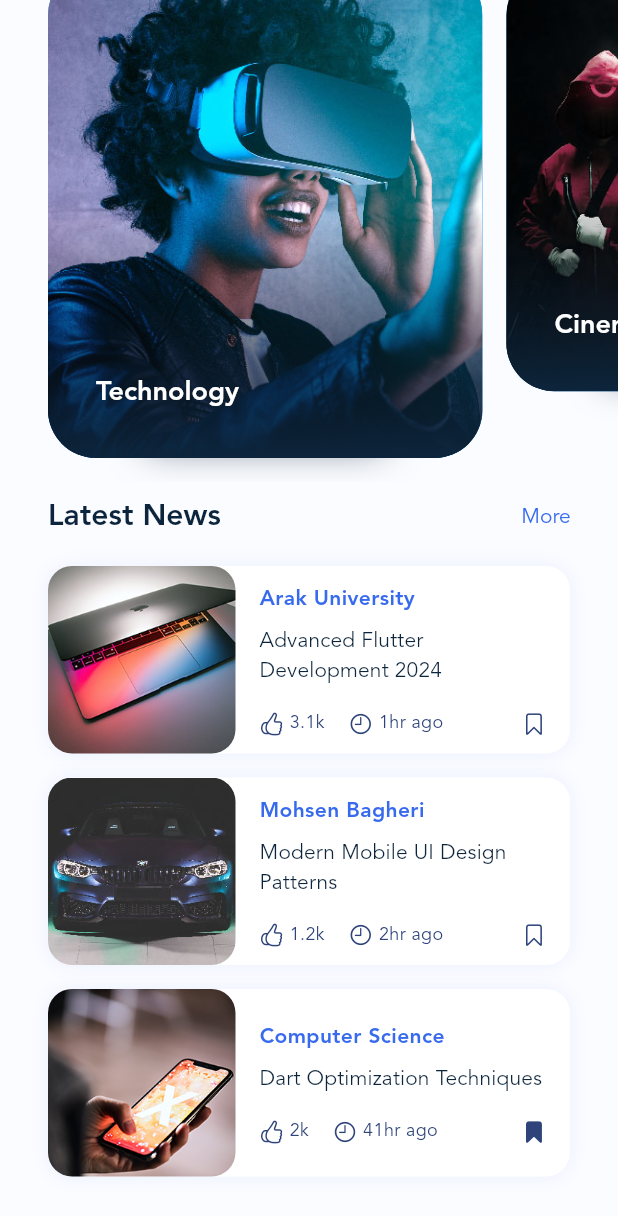
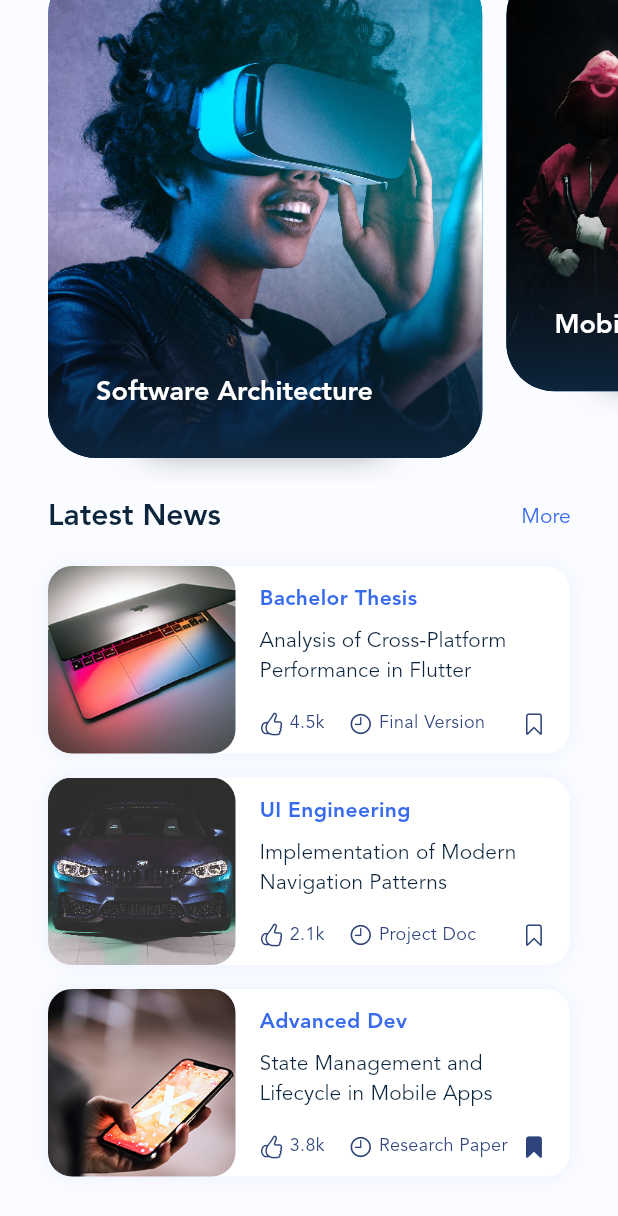
Before and after one commit to TheRootDirectory025/blogclub, a Flutter app: the HomeScreen screen opened directly, scrolled down 251 dp, on a phone screen of 412 x 824 dp. Shown: the top 1216 px of the screen. Run offline on Flutter 3.47's test engine with Material 3 defaults, Android fonts, the phone set to English and light mode, and no system bars; our stand-ins replace dotted_border, flutter_svg, smooth_page_indicator.

Commit message:
customized version

```diff
--- a/lib/data.dart
+++ b/lib/data.dart
@@ -46,71 +46,51 @@ class AppDatabase {
     return [
       StoryData(
           id: 1001,
-          name: 'Mohsen Rahmani',
-          imageFileName: 'story_9.jpg',
+          name: 'Prof. Rahmani',
+          imageFileName: 'story_10.jpg', // Changed from story_9 to story_10 (Richard - Male)
           iconFileName: 'category_1.png',
           isViewed: false),
       StoryData(
           id: 1002,
-          name: 'M.R Abbasnezhad',
-          imageFileName: 'story_10.jpg',
+          name: 'Prof. Abbasnezhad',
+          imageFileName: 'story_3.jpg', // Changed from story_10 to story_3 (Lucas - Male)
           iconFileName: 'category_2.png',
           isViewed: false),
       StoryData(
           id: 1003,
           name: 'Mohsen Bagheri',
-          imageFileName: 'story_1.jpg',
+          imageFileName: 'story_5.jpg', // Using story_5 for student (assuming male)
           iconFileName: 'category_3.png',
           isViewed: true),
       StoryData(
           id: 1004,
           name: 'Arak University',
-          imageFileName: 'story_3.jpg',
+          imageFileName: 'story_8.jpg', // Changed for variety
           iconFileName: 'category_4.png',
           isViewed: false),
       StoryData(
           id: 1005,
-          name: 'Computer Eng.',
+          name: 'Faculty of Eng.',
           imageFileName: 'story_4.jpg',
           iconFileName: 'category_2.png',
           isViewed: false),
       StoryData(
           id: 1006,
-          name: 'Isabella',
+          name: 'CE Dept.',
           imageFileName: 'story_6.jpg',
           iconFileName: 'category_1.png',
-          isViewed: false),
-      StoryData(
-          id: 1007,
-          name: 'Amelia',
-          imageFileName: 'story_7.jpg',
-          iconFileName: 'category_4.png',
-          isViewed: false),
-      StoryData(
-          id: 1008,
-          name: 'Grace',
-          imageFileName: 'story_2.jpg',
-          iconFileName: 'category_3.png',
           isViewed: false),
     ];
   }
 
   static List<Category> get categories {
     return [
-      Category(
-        id: 101,
-        title: 'Technology',
-        imageFileName: 'large_post_1.jpg',
-      ),
-      Category(id: 102, title: 'Cinema', imageFileName: 'large_post_2.jpg'),
-      Category(
-          id: 103, title: 'Transportation', imageFileName: 'large_post_3.jpg'),
-      Category(id: 104, title: 'Adventure', imageFileName: 'large_post_4.jpg'),
-      Category(
-          id: 105,
-          title: 'Artificial Intelligence',
-          imageFileName: 'large_post_5.jpg'),
-      Category(id: 106, title: 'Economy', imageFileName: 'large_post_6.jpg'),
+      Category(id: 101, title: 'Software Architecture', imageFileName: 'large_post_1.jpg'),
+      Category(id: 102, title: 'Mobile Computing', imageFileName: 'large_post_2.jpg'),
+      Category(id: 103, title: 'UI/UX Design', imageFileName: 'large_post_3.jpg'),
+      Category(id: 104, title: 'Dart & Flutter', imageFileName: 'large_post_4.jpg'),
+      Category(id: 105, title: 'Cloud Integration', imageFileName: 'large_post_5.jpg'),
+      Category(id: 106, title: 'Data Structures', imageFileName: 'large_post_6.jpg'),
     ];
   }
 
@@ -118,41 +98,41 @@ class AppDatabase {
     return [
       PostData(
           id: 1,
-          title: 'Advanced Flutter Development 2024',
-          caption: 'Arak University',
+          title: 'Analysis of Cross-Platform Performance in Flutter',
+          caption: 'Bachelor Thesis',
           isBookmarked: false,
-          likes: '3.1k',
-          time: '1hr ago',
+          likes: '4.5k',
+          time: 'Final Version',
           imageFileName: 'small_post_1.jpg'),
       PostData(
           id: 0,
-          title: 'Modern Mobile UI Design Patterns',
-          caption: 'Mohsen Bagheri',
+          title: 'Implementation of Modern Navigation Patterns',
+          caption: 'UI Engineering',
           isBookmarked: false,
-          likes: '1.2k',
-          time: '2hr ago',
+          likes: '2.1k',
+          time: 'Project Doc',
           imageFileName: 'small_post_2.jpg'),
       PostData(
           id: 2,
-          title: 'Dart Optimization Techniques',
-          caption: 'Computer Science',
+          title: 'State Management and Lifecycle in Mobile Apps',
+          caption: 'Advanced Dev',
           isBookmarked: true,
-          likes: '2k',
-          time: '41hr ago',
+          likes: '3.8k',
+          time: 'Research Paper',
           imageFileName: 'small_post_3.jpg'),
     ];
   }
 
   static List<OnBoardingItem> get onBoardingItems {
     return [
-      OnBoardingItem('Welcome to Blog Club Arak',
-          'A specialized project for Arak University under the supervision of Professor Rahmani.'),
-      OnBoardingItem('Read instantly',
-          'Explore thousands of professional articles on mobile development and software engineering.'),
-      OnBoardingItem('Stay Updated',
-          'Follow the latest tech trends directly from your university mobile application.'),
-      OnBoardingItem('Expert Content',
-          'Curated articles by Mohsen Bagheri for advanced computer engineering students.'),
+      OnBoardingItem('Final Year Project: Blog Club',
+          'A comprehensive software engineering project submitted to Arak University Computer Dept.'),
+      OnBoardingItem('Designed by Mohsen Bagheri',
+          'Under supervision of Prof. Rahmani & Prof. Abbasnezhad. 2023-2024 Academic Year.'),
+      OnBoardingItem('Scalable Architecture',
+          'Leveraging Flutter rendering engine for high-performance mobile application deployment.'),
+      OnBoardingItem('Research & Development',
+          'Focusing on user-centric design and efficient state preservation in modern mobile apps.'),
     ];
   }
 }
```
Also changed, not shown: lib/main.dart (+73 -25 lines).
